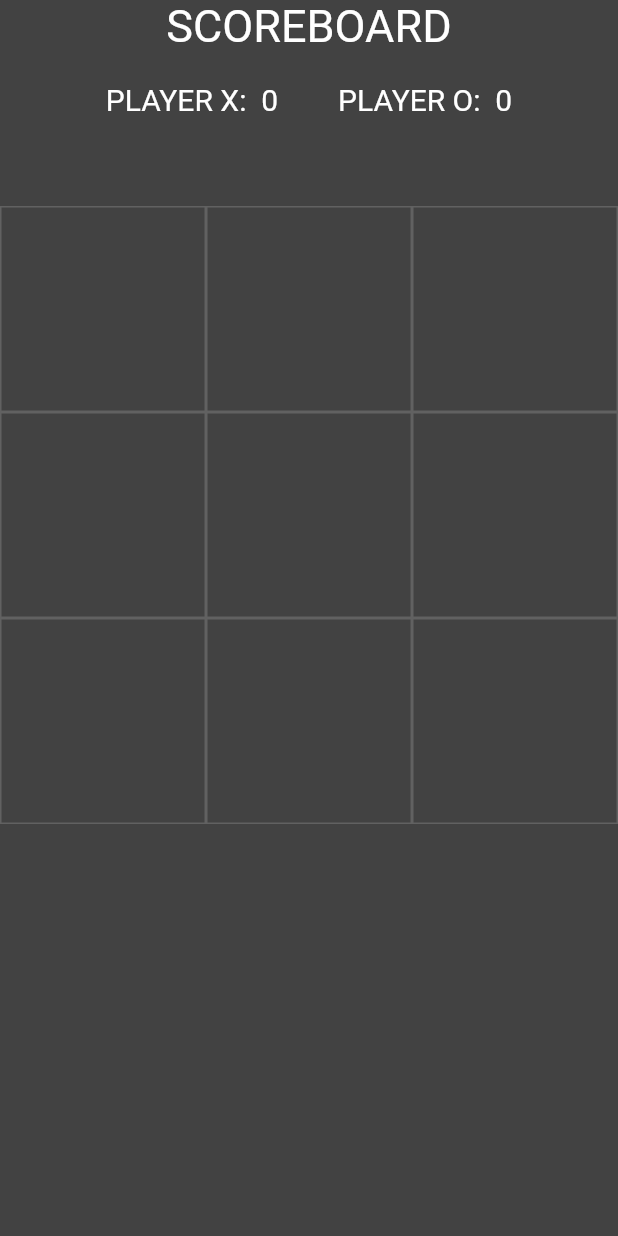
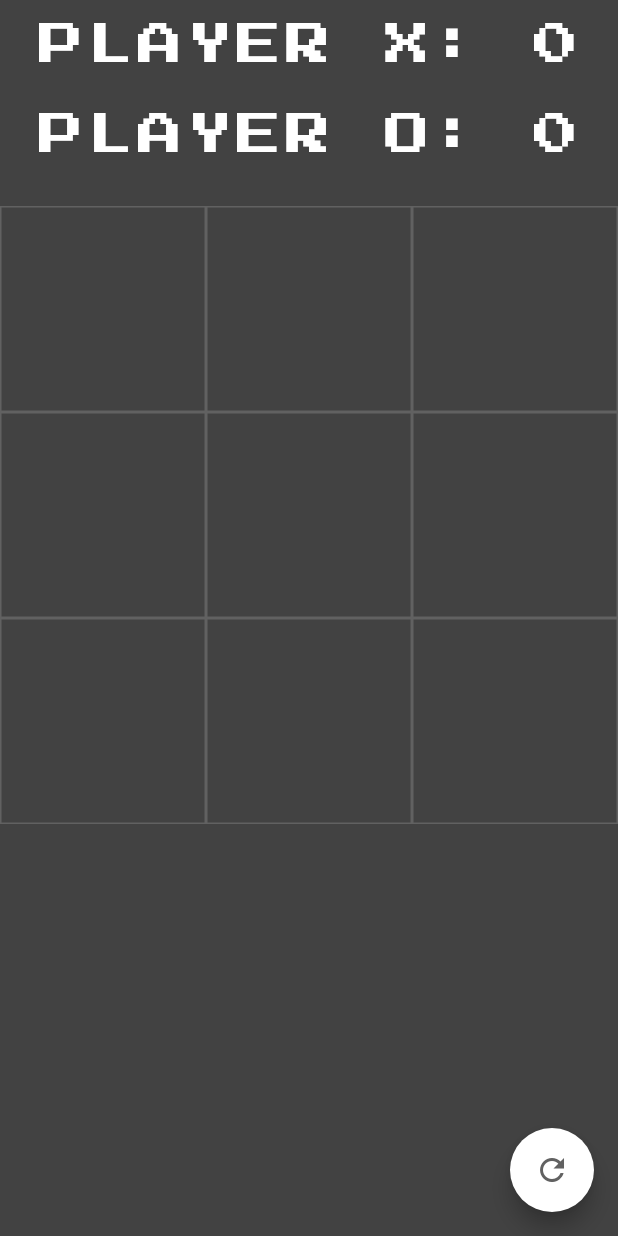
Before and after one commit to seanluse41/tictactoe-flutter, a Flutter app: the screen it shows after launch, on a phone screen of 412 x 824 dp. Run offline on Flutter 3.47's test engine with Material 2 defaults, Android fonts, the phone set to English and light mode, and no system bars; our stand-ins replace google_fonts.

Commit message:
abstracted scoreboard

```diff
--- a/lib/components/scoreboard.dart
+++ b/lib/components/scoreboard.dart
@@ -1 +1,40 @@
 import 'package:flutter/material.dart';
+import 'package:tictactoe/styles/constants.dart';
+
+class ScoreBoard extends StatelessWidget {
+  ScoreBoard({this.ohScore, this.exScore});
+
+  final int ohScore;
+  final int exScore;
+
+  @override
+  Widget build(BuildContext context) {
+    return Expanded(
+      child: Container(
+        child: Column(
+          children: <Widget>[
+            Row(
+              mainAxisAlignment: MainAxisAlignment.center,
+              children: <Widget>[
+                Padding(
+                  padding: const EdgeInsets.all(15.0),
+                  child: Text(
+                    "PLAYER X: $exScore",
+                    style: scoreBoardStyle,
+                  ),
+                ),
+              ],
+            ),
+            Padding(
+              padding: const EdgeInsets.all(15.0),
+              child: Text(
+                "PLAYER O: $ohScore",
+                style: scoreBoardStyle,
+              ),
+            ),
+          ],
+        ),
+      ),
+    );
+  }
+}
--- a/lib/screens/gamescreen.dart
+++ b/lib/screens/gamescreen.dart
@@ -1,4 +1,6 @@
 import 'package:flutter/material.dart';
+import 'package:tictactoe/components/scoreboard.dart';
+import 'package:tictactoe/styles/constants.dart';
 
 class GameScreen extends StatefulWidget {
   @override
@@ -29,36 +31,9 @@ class _GameScreenState extends State<GameScreen> {
       body: SafeArea(
         child: Column(
           children: <Widget>[
-            Expanded(
-              child: Container(
-                child: Column(
-                  children: <Widget>[
-                    Text(
-                      "SCOREBOARD",
-                      style: TextStyle(color: Colors.white, fontSize: 30),
-                    ),
-                    Row(
-                      mainAxisAlignment: MainAxisAlignment.center,
-                      children: <Widget>[
-                        Padding(
-                          padding: const EdgeInsets.all(20.0),
-                          child: Text(
-                            "PLAYER X:  $xScore",
-                            style: TextStyle(color: Colors.white, fontSize: 20),
-                          ),
-                        ),
-                        Padding(
-                          padding: const EdgeInsets.all(20.0),
-                          child: Text(
-                            "PLAYER O:  $oScore",
-                            style: TextStyle(color: Colors.white, fontSize: 20),
-                          ),
-                        ),
-                      ],
-                    ),
-                  ],
-                ),
-              ),
+            ScoreBoard(
+              exScore: xScore,
+              ohScore: oScore,
             ),
             Expanded(
               flex: 4,
@@ -80,7 +55,7 @@ class _GameScreenState extends State<GameScreen> {
                       child: Center(
                         child: Text(
                           displayExOh[index],
-                          style: TextStyle(color: Colors.white, fontSize: 40),
+                          style: exOhStyle,
                         ),
                       ),
                     ),
@@ -92,6 +67,14 @@ class _GameScreenState extends State<GameScreen> {
               child: Container(),
             ),
           ],
+        ),
+      ),
+      floatingActionButton: FloatingActionButton(
+        onPressed: _clearBoard,
+        backgroundColor: Colors.white,
+        foregroundColor: Colors.grey[700],
+        child: Icon(
+          Icons.refresh,
         ),
       ),
     );
@@ -159,9 +142,6 @@ class _GameScreenState extends State<GameScreen> {
         displayExOh[0] != "") {
       _showWinDialog(displayExOh[0]);
     }
-    else if (displayExOh.every((element) => element.isNotEmpty)) {
-      _showWinDialog("DRAW");
-    }
   }
 
   void _showWinDialog(String winner) {
@@ -190,10 +170,8 @@ class _GameScreenState extends State<GameScreen> {
   }
 
   void _clearBoard() {
-    print("clear board called");
     setState(() {
       for (int i = 0; i < 9; i++) {
-        print(i);
         displayExOh[i] = "";
       }
     });
--- /dev/null
+++ b/lib/styles/constants.dart
@@ -0,0 +1,14 @@
+import 'package:flutter/material.dart';
+import 'package:google_fonts/google_fonts.dart';
+
+final scoreBoardStyle = GoogleFonts.pressStart2P(
+  textStyle: TextStyle(
+    color: Colors.white, letterSpacing: 3, fontSize: 30
+  )
+);
+
+final exOhStyle = GoogleFonts.pressStart2P(
+  textStyle: TextStyle(
+    color: Colors.white, fontSize: 70,
+  )
+);
--- a/pubspec.yaml
+++ b/pubspec.yaml
@@ -23,6 +23,8 @@ dependencies:
   # The following adds the Cupertino Icons font to your application.
   # Use with the CupertinoIcons class for iOS style icons.
   cupertino_icons: ^0.1.2
+  google_fonts:
+  avatar_glow:
 
 dev_dependencies:
   flutter_test:
```
Also changed, not shown: pubspec.lock.
